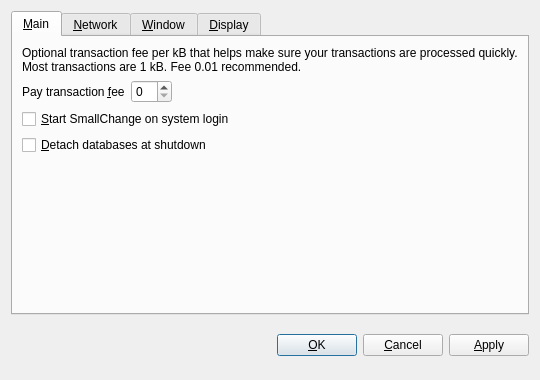
Before: the Qt Designer form src/qt/forms/optionsdialog.ui in marihuana66/marihuanacoin, drawn with Qt 5.
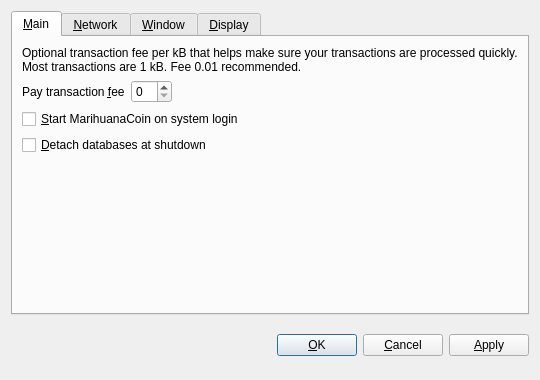
After: the same form once the commit is applied. The open tabs and pages were chosen to show the change. Custom widgets are drawn as their Qt base class.

```diff
--- a/src/qt/forms/optionsdialog.ui
+++ b/src/qt/forms/optionsdialog.ui
@@ -82,7 +82,7 @@
           <string>Automatically start SmallChange after logging in to the system.</string>
          </property>
          <property name="text">
-          <string>&amp;Start SmallChange on system login</string>
+          <string>&amp;Start MarihuanaCoin on system login</string>
          </property>
         </widget>
        </item>
```
Left out of the diff: 10 changed lines with no effect on the pictures.
